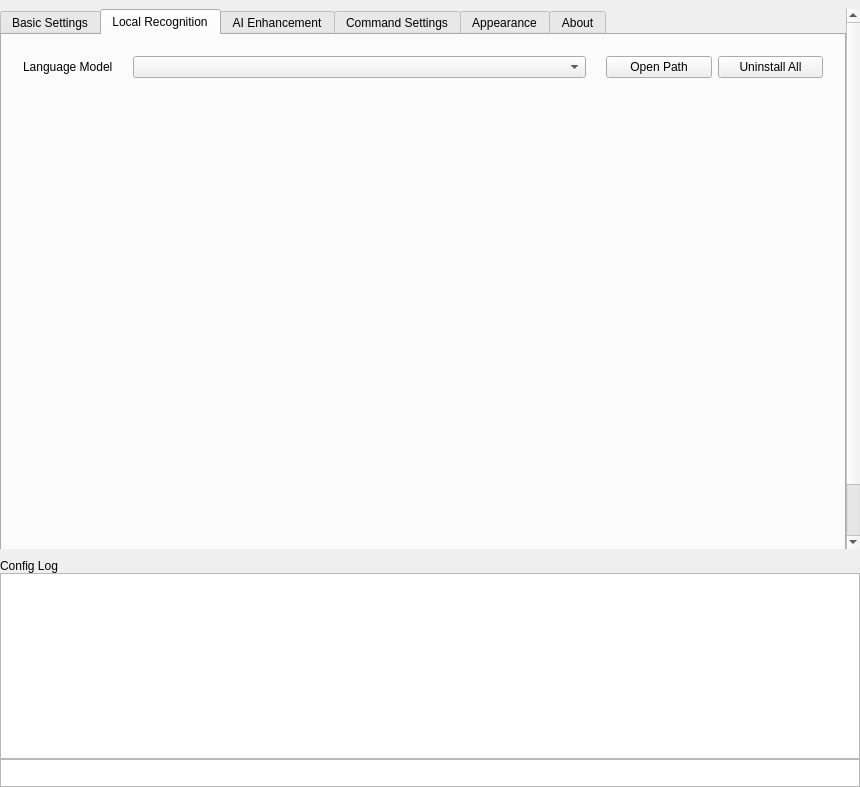
Qt form src/app/MainWin.ui (Zeuear/IME_Audio) before a commit.
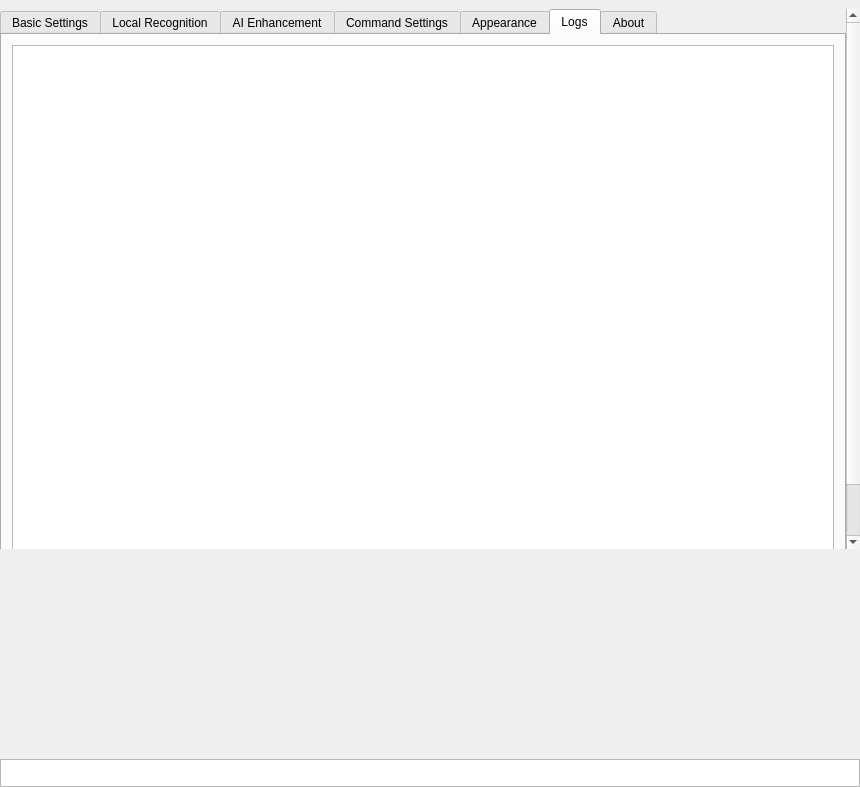
The same form after that commit. The open tabs and pages were chosen to show the change. Icons and pictures are not drawn. Custom widgets are drawn as their Qt base class.

Commit message: feat(ui): 日志放进设置窗口单独一页，底部抽屉去掉声音识别和日志配置，删除不再使用的 DictationLogWidget

What changed in the file:
```diff
--- a/src/app/MainWin.ui
+++ b/src/app/MainWin.ui
@@ -1212,6 +1212,28 @@
           </item>
          </layout>
         </widget>
+        <widget class="QWidget" name="logs">
+         <attribute name="title">
+          <string>Logs</string>
+         </attribute>
+         <layout class="QVBoxLayout" name="verticalLayout_logs">
+          <property name="leftMargin">
+           <number>10</number>
+          </property>
+          <property name="topMargin">
+           <number>10</number>
+          </property>
+          <property name="rightMargin">
+           <number>10</number>
+          </property>
+          <property name="bottomMargin">
+           <number>10</number>
+          </property>
+          <item>
+           <widget class="QTextEdit" name="config_log_edit"/>
+          </item>
+         </layout>
+        </widget>
         <widget class="QWidget" name="about">
          <attribute name="title">
           <string>About</string>
@@ -1278,71 +1300,8 @@
          </size>
         </property>
         <property name="currentIndex">
-         <number>1</number>
+         <number>0</number>
         </property>
-        <widget class="QWidget" name="page">
-         <property name="sizePolicy">
-          <sizepolicy hsizetype="Expanding" vsizetype="Preferred">
-           <horstretch>0</horstretch>
-           <verstretch>0</verstretch>
-          </sizepolicy>
-         </property>
-         <layout class="QVBoxLayout" name="verticalLayout_5">
-          <property name="spacing">
-           <number>0</number>
-          </property>
-          <property name="leftMargin">
-           <number>0</number>
-          </property>
-          <property name="topMargin">
-           <number>0</number>
-          </property>
-          <property name="rightMargin">
-           <number>0</number>
-          </property>
-          <property name="bottomMargin">
-           <number>0</number>
-          </property>
-          <item>
-           <widget class="DictationLogWidget" name="dictation_log_widget" native="true"/>
-          </item>
-         </layout>
-        </widget>
-        <widget class="QWidget" name="page_2">
-         <property name="sizePolicy">
-          <sizepolicy hsizetype="Expanding" vsizetype="Preferred">
-           <horstretch>0</horstretch>
-           <verstretch>0</verstretch>
-          </sizepolicy>
-         </property>
-         <layout class="QVBoxLayout" name="verticalLayout_config_log">
-          <property name="spacing">
-           <number>0</number>
-          </property>
-          <property name="leftMargin">
-           <number>0</number>
-          </property>
-          <property name="topMargin">
-           <number>0</number>
-          </property>
-          <property name="rightMargin">
-           <number>0</number>
-          </property>
-          <property name="bottomMargin">
-           <number>0</number>
-          </property>
-          <item>
-           <widget class="QLabel" name="config_log_header">
-            <property name="text">
-             <string>Config Log</string>
-            </property>
-           </widget>
-          </item>
-          <item>
-           <widget class="QTextEdit" name="config_log_edit"/>
-          </item>
-         </layout>
-        </widget>
         <widget class="QWidget" name="page_3">
          <layout class="QHBoxLayout" name="horizontalLayout_7">
           <property name="leftMargin">
@@ -1450,12 +1409,6 @@
    <header>ui/controls/ShortcutEdit.h</header>
    <container>1</container>
   </customwidget>
-  <customwidget>
-   <class>DictationLogWidget</class>
-   <extends>QWidget</extends>
-   <header>ui/pages/DictationLogWidget.h</header>
-   <container>1</container>
-  </customwidget>
   <customwidget>
    <class>SnippetWidget</class>
    <extends>QWidget</extends>
```
The commit also changes 6 other files.
